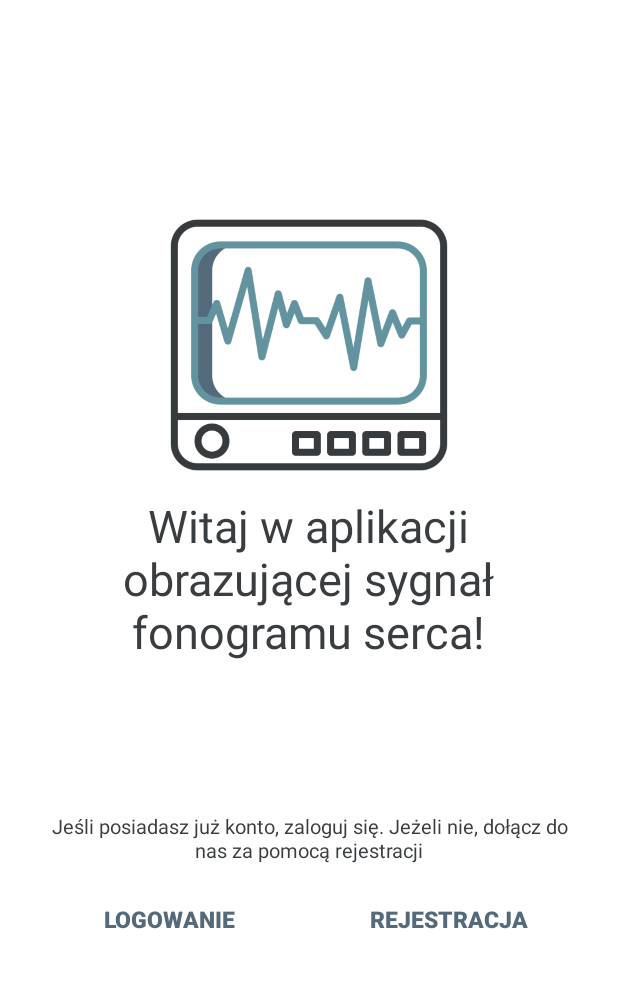
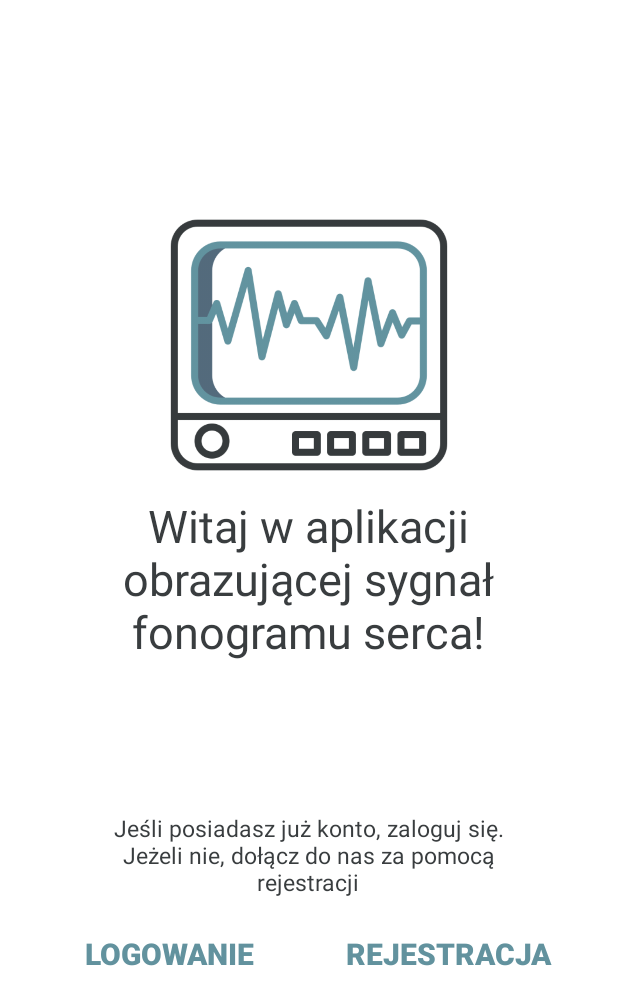
Before and after one commit to MankeS96/WME19BC1S1_ADK_Gr_4, an Android app: the layout activity_main.xml on its own in the app's theme, with its tools: preview values and no code run, on a phone screen of 412 x 824 dp. Shown: the top 1005 px of the screen. Run offline under Robolectric (Android 15) with nearby library versions, the phone set to English and light mode, and no system bars.

Commit message:
Edycja MainActivity
Poprawa wyglądu przycisków

```diff
--- a/AplikacjaMobilnaADK/app/src/main/AndroidManifest.xml
+++ b/AplikacjaMobilnaADK/app/src/main/AndroidManifest.xml
@@ -10,10 +10,13 @@
         android:supportsRtl="true"
         android:theme="@style/Theme.ADK">
         <activity
+            android:name=".LoginActivity"
+            android:exported="false" />
+        <activity
             android:name=".RegisterActivity"
             android:exported="false" />
         <activity
-            android:name=".LoginActivity"
+            android:name=".User.LoginActivity"
             android:exported="false" />
         <activity
             android:name=".MainActivity"
--- a/AplikacjaMobilnaADK/app/src/main/java/com/example/adk/MainActivity.java
+++ b/AplikacjaMobilnaADK/app/src/main/java/com/example/adk/MainActivity.java
@@ -9,6 +9,8 @@ import android.view.animation.AnimationUtils;
 import android.widget.Button;
 import android.widget.ImageView;
 import android.widget.TextView;
+
+import com.example.adk.R;
 
 public class MainActivity extends AppCompatActivity {
 
--- a/AplikacjaMobilnaADK/app/src/main/res/layout/activity_main.xml
+++ b/AplikacjaMobilnaADK/app/src/main/res/layout/activity_main.xml
@@ -5,7 +5,7 @@
     android:layout_width="match_parent"
     android:layout_height="match_parent"
     tools:context=".MainActivity"
-    android:background="@color/white"
+    android:background="@color/background"
     android:padding="30dp">
 
     <LinearLayout
@@ -23,25 +23,25 @@
             android:contentDescription="@string/todo"/>
 
         <TextView
-            android:layout_width="wrap_content"
+            android:id="@+id/Text1"
+            android:layout_width="351dp"
             android:layout_height="wrap_content"
+            android:layout_gravity="center"
             android:text="@string/naglowekMain"
-            android:textSize="30sp"
+            android:textAlignment="center"
             android:textColor="@color/kolor1"
-            android:layout_gravity="center"
-            android:textAlignment="center"
-            android:id = "@+id/Text1"/>
+            android:textSize="30sp" />
 
         <TextView
-            android:layout_width="wrap_content"
+            android:id="@+id/Text2"
+            android:layout_width="299dp"
             android:layout_height="wrap_content"
+            android:layout_gravity="center"
             android:layout_marginTop="100dp"
             android:text="@string/naglowek2Main"
-            android:textSize="13sp"
+            android:textAlignment="center"
             android:textColor="@color/kolor1"
-            android:layout_gravity="center"
-            android:textAlignment="center"
-            android:id = "@+id/Text2"/>
+            android:textSize="15sp" />
 
         <LinearLayout
             android:layout_width="match_parent"
@@ -49,24 +49,24 @@
             android:layout_marginTop="10dp">
 
             <Button
+                android:id="@+id/Button1"
+                style="?android:attr/buttonBarButtonStyle"
                 android:layout_width="0dp"
                 android:layout_height="wrap_content"
                 android:layout_marginEnd="10dp"
                 android:layout_weight="1"
-                android:textSize="15sp"
                 android:background="#00000000"
                 android:fontFamily="sans-serif-black"
+                android:text="@string/logowanieMain"
                 android:textColor="@color/kolor2"
-                android:text="@string/logowanieMain"
-                android:id = "@+id/Button1"
-                style="?android:attr/buttonBarButtonStyle" />
+                android:textSize="20sp" />
 
             <Button
                 android:layout_width="0dp"
                 android:layout_height="wrap_content"
                 android:layout_marginStart="10dp"
                 android:layout_weight="1"
-                android:textSize="15sp"
+                android:textSize="20sp"
                 android:background="#00000000"
                 android:fontFamily="sans-serif-black"
                 android:textColor="@color/kolor2"
--- a/AplikacjaMobilnaADK/app/src/main/res/values/colors.xml
+++ b/AplikacjaMobilnaADK/app/src/main/res/values/colors.xml
@@ -8,5 +8,6 @@
     <color name="black">#FF000000</color>
     <color name="white">#FFFFFFFF</color>
     <color name="kolor1">#393D3F</color>
-    <color name="kolor2">#546A7B</color>
+    <color name="kolor2">#62929E</color>
+    <color name="background">#FFFFFF</color>
 </resources>
--- a/AplikacjaMobilnaADK/app/src/main/res/values/themes.xml
+++ b/AplikacjaMobilnaADK/app/src/main/res/values/themes.xml
@@ -5,12 +5,15 @@
         <item name="colorPrimary">@color/purple_500</item>
         <item name="colorPrimaryVariant">@color/purple_700</item>
         <item name="colorOnPrimary">@color/white</item>
+
         <!-- Secondary brand color. -->
         <item name="colorSecondary">@color/teal_200</item>
         <item name="colorSecondaryVariant">@color/teal_700</item>
         <item name="colorOnSecondary">@color/black</item>
+
         <!-- Status bar color. -->
         <item name="android:statusBarColor" tools:targetApi="l">?attr/colorPrimaryVariant</item>
+
         <!-- Customize your theme here. -->
     </style>
 </resources>
```
